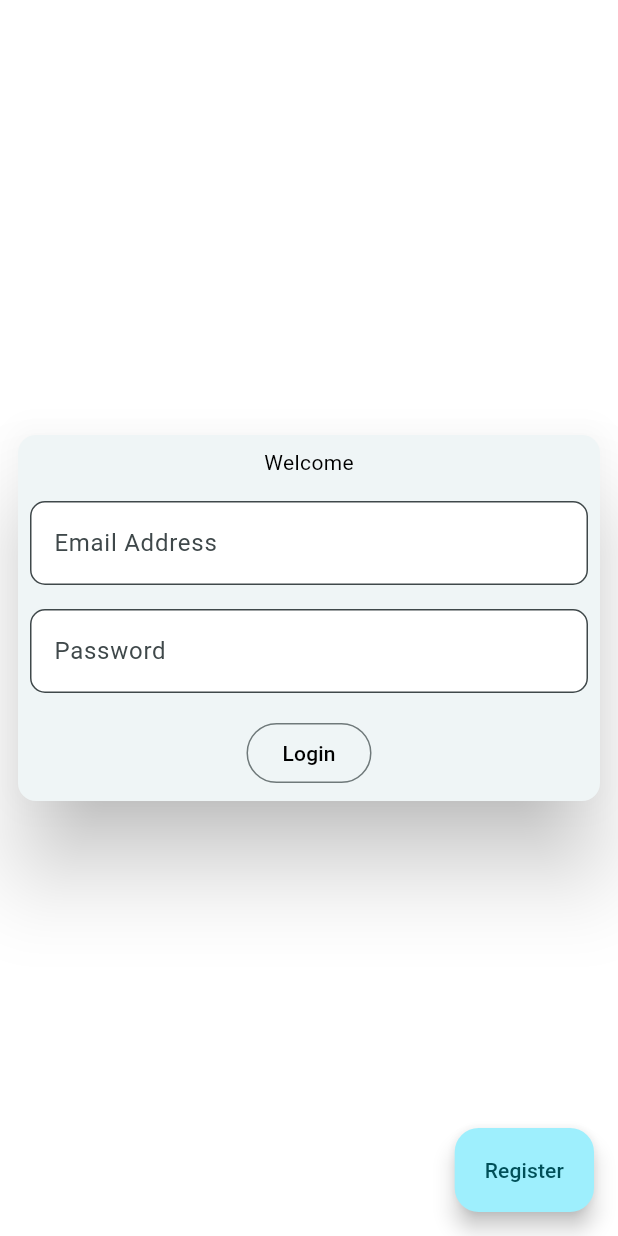
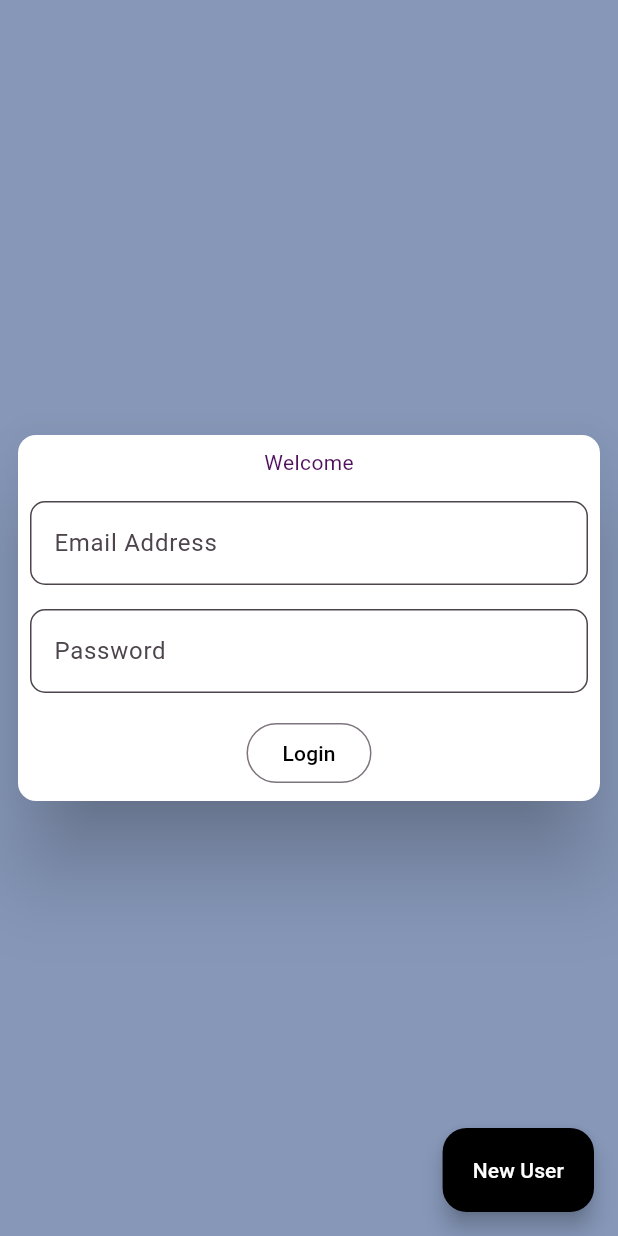
Before and after one commit to Pierre81385/glowing-octo-lamp, a Flutter app: the screen it shows after launch, on a phone screen of 412 x 824 dp. Run offline on Flutter 3.47's test engine with Material 2 defaults, Android fonts, the phone set to English and light mode, and no system bars; our stand-ins replace socket_io_client; accounts and stored records are empty; network calls fail.

Commit message:
sliding transition added to home

```diff
--- a/lib/auth/login.dart
+++ b/lib/auth/login.dart
@@ -1,3 +1,5 @@
+import 'dart:async';
+
 import 'package:flutter/material.dart';
 import 'package:glowing_octo_lamp/home.dart';
 import 'package:glowing_octo_lamp/user_components/user_menu.dart';
@@ -9,7 +11,10 @@ import '../helpers/validate.dart';
 import 'package:socket_io_client/socket_io_client.dart' as IO;
 
 class LoginComponent extends StatefulWidget {
-  const LoginComponent({super.key, required this.message});
+  const LoginComponent({
+    super.key,
+    required this.message,
+  });
   final String message;
 
   @override
@@ -86,9 +91,7 @@ class _LoginComponentState extends State<LoginComponent> {
 
   @override
   Widget build(BuildContext context) {
-    return Scaffold(
-      backgroundColor: Colors.white,
-      body: _error
+    return _error
         ? SafeArea(
             child: SizedBox(
               width: double.infinity,
@@ -122,23 +125,26 @@ class _LoginComponentState extends State<LoginComponent> {
               _emailLoginFocusNode.unfocus();
               _passwordLoginFocusNode.unfocus();
             },
-              child: SafeArea(
-                child: Form(
-                  key: _loginFormKey,
             child: Padding(
               padding: const EdgeInsets.all(8.0),
               child: Center(
-                      child: Card(
-                        elevation: 25,
                 child: Column(
                     mainAxisSize: MainAxisSize.min,
                     mainAxisAlignment: MainAxisAlignment.center,
+                    children: [
+                      Card(
+                        color: Colors.white,
+                        elevation: 25,
+                        child: Form(
+                          key: _loginFormKey,
+                          child: Column(
                             children: [
                               Padding(
                                 padding: const EdgeInsets.all(8.0),
                                 child: Text(
                                   _message,
-                                style: const TextStyle(color: Colors.black),
+                                  style: const TextStyle(
+                                      color: Color.fromARGB(255, 81, 16, 93)),
                                 ),
                               ),
                               Padding(
@@ -194,7 +200,8 @@ class _LoginComponentState extends State<LoginComponent> {
                                       color: Colors.black,
                                     )
                                   : Row(
-                                    mainAxisAlignment: MainAxisAlignment.center,
+                                      mainAxisAlignment:
+                                          MainAxisAlignment.center,
                                       children: [
                                         // Padding(
                                         //   padding: const EdgeInsets.all(8.0),
@@ -216,8 +223,7 @@ class _LoginComponentState extends State<LoginComponent> {
                                           child: OutlinedButton(
                                             onPressed: () async {
                                               _emailLoginFocusNode.unfocus();
-                                                _passwordLoginFocusNode
-                                                    .unfocus();
+                                              _passwordLoginFocusNode.unfocus();
 
                                               if (_loginFormKey.currentState!
                                                   .validate()) {
@@ -235,15 +241,16 @@ class _LoginComponentState extends State<LoginComponent> {
                                               'Login',
                                               style: TextStyle(
                                                   color: Colors.black),
-                                              )),
                                             ),
-                                      ]),
+                                          ),
+                                        ),
+                                      ],
+                                    ),
                             ],
                           ),
                         ),
                       ),
-                  ),
-                ),
+                    ]),
               ),
             ),
           );
--- a/lib/home.dart
+++ b/lib/home.dart
@@ -11,6 +11,22 @@ class Home extends StatefulWidget {
 
 class _HomeState extends State<Home> {
   bool login = true;
+  ScrollController _listViewScrollController = new ScrollController();
+
+  final List<Widget> _switch = [
+    LoginComponent(
+      message: 'Welcome',
+    ),
+    CreateUserComponent()
+  ];
+  void switcher() {
+    _listViewScrollController.animateTo(
+        login
+            ? _listViewScrollController.position.minScrollExtent
+            : _listViewScrollController.position.maxScrollExtent,
+        curve: Curves.easeOut,
+        duration: const Duration(milliseconds: 500));
+  }
 
   @override
   void initState() {
@@ -19,15 +35,23 @@ class _HomeState extends State<Home> {
 
   @override
   Widget build(BuildContext context) {
+    double width = MediaQuery.of(context).size.width;
+    double height = MediaQuery.of(context).size.height;
     return Scaffold(
+        backgroundColor: Color.fromARGB(255, 134, 151, 184),
         body: SafeArea(
             child: Center(
-            child: AnimatedSwitcher(
-                duration: Duration(milliseconds: 1000),
-                child: login
-                    ? LoginComponent(message: 'Welcome')
-                    : CreateUserComponent()),
+                child: SizedBox(
+          height: height * 2,
+          width: width,
+          child: ListView(
+            controller: _listViewScrollController,
+            children: [
+              SizedBox(height: height, width: width, child: _switch[0]),
+              SizedBox(height: height, width: width, child: _switch[1])
+            ],
           ),
+        ))
             // Column(
             //   mainAxisAlignment: MainAxisAlignment.center,
             //   children: [
@@ -70,11 +94,21 @@ class _HomeState extends State<Home> {
             // ),
             ),
         floatingActionButton: FloatingActionButton.extended(
+            backgroundColor: Colors.black,
             onPressed: () {
               setState(() {
                 login = !login;
               });
+              switcher();
             },
-            label: login ? Text('Register') : Text('Login')));
+            label: !login
+                ? Text(
+                    'Login',
+                    style: TextStyle(color: Colors.white),
+                  )
+                : Text(
+                    'New User',
+                    style: TextStyle(color: Colors.white),
+                  )));
   }
 }
--- a/lib/main.dart
+++ b/lib/main.dart
@@ -30,7 +30,8 @@ class MyApp extends StatelessWidget {
           //
           // This works for code too, not just values: Most code changes can be
           // tested with just a hot reload.
-          colorScheme: ColorScheme.fromSeed(seedColor: Colors.white),
+          colorScheme: ColorScheme.fromSeed(
+              seedColor: const Color.fromARGB(255, 81, 16, 93)),
           useMaterial3: true,
         ),
         home: const Home());
--- a/lib/user_components/create_user.dart
+++ b/lib/user_components/create_user.dart
@@ -105,9 +105,7 @@ class _CreateUserComponentState extends State<CreateUserComponent> {
 
   @override
   Widget build(BuildContext context) {
-    return Scaffold(
-      body: SafeArea(
-          child: !_error
+    return !_error
         ? GestureDetector(
             onTap: () {
               _firstNameFocusNode.unfocus();
@@ -128,7 +126,10 @@ class _CreateUserComponentState extends State<CreateUserComponent> {
                       mainAxisSize: MainAxisSize.min,
                       mainAxisAlignment: MainAxisAlignment.center,
                       children: [
-                              const Text('REGISTER'),
+                        Padding(
+                          padding: const EdgeInsets.all(8.0),
+                          child: const Text('Create New User'),
+                        ),
                         Padding(
                           padding: const EdgeInsets.all(8.0),
                           child: TextFormField(
@@ -202,8 +203,7 @@ class _CreateUserComponentState extends State<CreateUserComponent> {
                             autocorrect: false,
                             controller: _passwordTextController,
                             focusNode: _passwordFocusNode,
-                                  validator: (value) =>
-                                      Validator.validatePassword(
+                            validator: (value) => Validator.validatePassword(
                               password: value,
                             ),
                             style: const TextStyle(),
@@ -226,8 +226,7 @@ class _CreateUserComponentState extends State<CreateUserComponent> {
                             autocorrect: false,
                             controller: _confirmPasswordTextController,
                             focusNode: _confirmPasswordFocusNode,
-                                  validator: (value) =>
-                                      Validator.validatePassword(
+                            validator: (value) => Validator.validatePassword(
                               password: value,
                             ),
                             style: const TextStyle(),
@@ -294,31 +293,25 @@ class _CreateUserComponentState extends State<CreateUserComponent> {
                                             _lastNameFocusNode.unfocus();
                                             _emailFocusNode.unfocus();
                                             _passwordFocusNode.unfocus();
-                                                  _confirmPasswordFocusNode
-                                                      .unfocus();
+                                            _confirmPasswordFocusNode.unfocus();
                                             _typeFocusNode.unfocus();
-                                                  if (_createUserFormKey
-                                                      .currentState!
+                                            if (_createUserFormKey.currentState!
                                                 .validate()) {
                                               setState(() {
                                                 _isProcessing = true;
                                               });
                                               await createUser(
-                                                        _firstNameTextController
-                                                            .text,
-                                                        _lastNameTextController
-                                                            .text,
-                                                        _emailTextController
-                                                            .text,
-                                                        _passwordTextController
-                                                            .text,
+                                                  _firstNameTextController.text,
+                                                  _lastNameTextController.text,
+                                                  _emailTextController.text,
+                                                  _passwordTextController.text,
                                                   _selectedtype);
                                             }
                                           },
                                           child: const Text(
                                             'Register',
-                                                  style: TextStyle(
-                                                      color: Colors.black),
+                                            style:
+                                                TextStyle(color: Colors.black),
                                           )),
                                     ),
                             ],
@@ -368,7 +361,6 @@ class _CreateUserComponentState extends State<CreateUserComponent> {
                       },
                       child: const Text('Back'))
                 ],
-                    )),
               );
   }
 }
--- a/lib/user_components/read_all_users.dart
+++ b/lib/user_components/read_all_users.dart
@@ -4,6 +4,7 @@ import 'package:http/http.dart' as http;
 import '../models/user_model.dart';
 import './delete_user.dart';
 import '../helpers/constants.dart';
+import '../helpers/validate.dart';
 import 'package:socket_io_client/socket_io_client.dart' as IO;
 
 class GetAllUsersComponent extends StatefulWidget {
--- a/lib/user_components/read_one_user.dart
+++ b/lib/user_components/read_one_user.dart
@@ -1,10 +1,10 @@
 import 'dart:convert';
 import 'package:flutter/material.dart';
-import 'package:glowing_octo_lamp/constants.dart';
 import 'package:glowing_octo_lamp/user_components/update_user.dart';
 import 'package:http/http.dart' as http;
 import 'package:socket_io_client/socket_io_client.dart' as IO;
 import '../models/user_model.dart';
+import '../helpers/constants.dart';
 import 'user_menu.dart';
 
 class GetUserComponent extends StatefulWidget {
```
Lines whose indentation alone changed are shown as unchanged.
